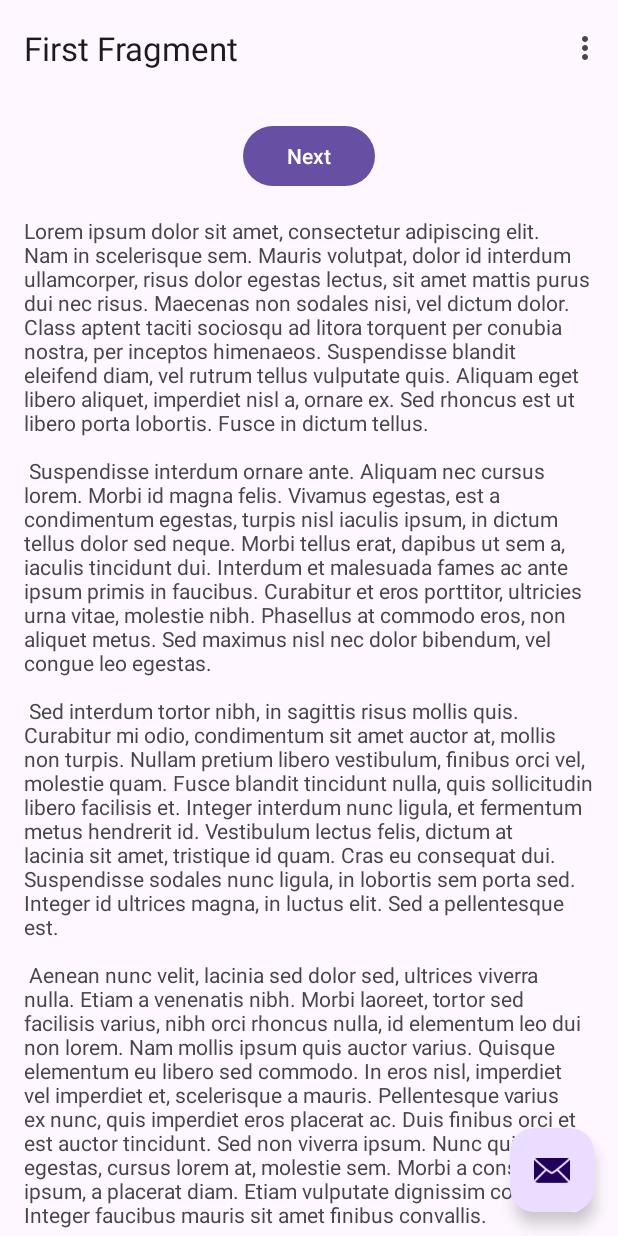
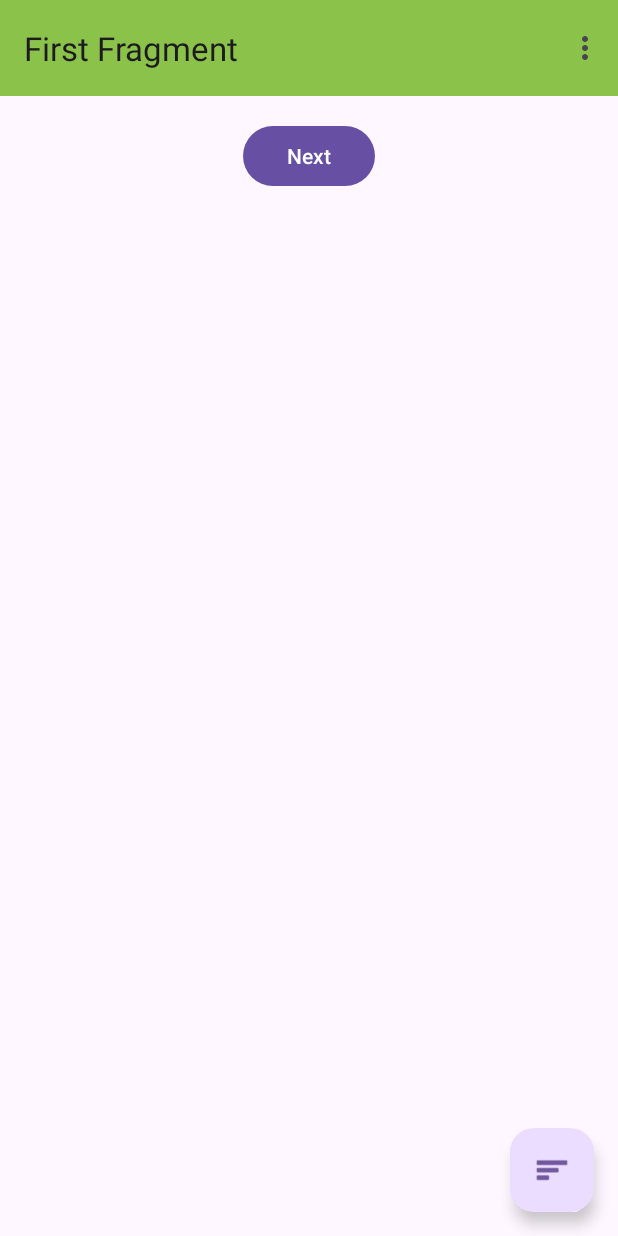
Before and after one commit to MarcoCostantini26/EcoGuardians, an Android app: the screen it shows after launch (MainActivity), on a phone screen of 412 x 824 dp. Run offline under Robolectric (Android 15) with nearby library versions, the phone set to English and light mode, and no system bars; our stand-ins replace navigation-ui.

Commit message:
adjust initial page

```diff
--- a/app/src/main/res/layout/activity_main.xml
+++ b/app/src/main/res/layout/activity_main.xml
@@ -15,7 +15,8 @@
         <com.google.android.material.appbar.MaterialToolbar
             android:id="@+id/toolbar"
             android:layout_width="match_parent"
-            android:layout_height="?attr/actionBarSize" />
+            android:layout_height="?attr/actionBarSize"
+            android:background="#8BC34A" />
 
     </com.google.android.material.appbar.AppBarLayout>
 
@@ -28,6 +29,7 @@
         android:layout_gravity="bottom|end"
         android:layout_marginEnd="@dimen/fab_margin"
         android:layout_marginBottom="16dp"
-        app:srcCompat="@android:drawable/ic_dialog_email" />
+        android:contentDescription="@string/list_of_animals"
+        app:srcCompat="@android:drawable/ic_menu_sort_by_size" />
 
 </androidx.coordinatorlayout.widget.CoordinatorLayout>
--- a/app/src/main/res/layout/fragment_first.xml
+++ b/app/src/main/res/layout/fragment_first.xml
@@ -16,20 +16,10 @@
             android:layout_width="wrap_content"
             android:layout_height="wrap_content"
             android:text="@string/next"
-            app:layout_constraintBottom_toTopOf="@id/textview_first"
             app:layout_constraintEnd_toEndOf="parent"
             app:layout_constraintStart_toStartOf="parent"
             app:layout_constraintTop_toTopOf="parent" />
 
-        <TextView
-            android:id="@+id/textview_first"
-            android:layout_width="wrap_content"
-            android:layout_height="wrap_content"
-            android:layout_marginTop="16dp"
-            android:text="@string/lorem_ipsum"
-            app:layout_constraintBottom_toBottomOf="parent"
-            app:layout_constraintEnd_toEndOf="parent"
-            app:layout_constraintStart_toStartOf="parent"
-            app:layout_constraintTop_toBottomOf="@id/button_first" />
+
     </androidx.constraintlayout.widget.ConstraintLayout>
 </androidx.core.widget.NestedScrollView>
--- a/app/src/main/res/values/strings.xml
+++ b/app/src/main/res/values/strings.xml
@@ -43,4 +43,5 @@
         libero vel nunc consequat, quis tincidunt nisl eleifend. Cras bibendum enim a justo luctus
         vestibulum. Fusce dictum libero quis erat maximus, vitae volutpat diam dignissim.
     </string>
+    <string name="list_of_animals">List_of_animals</string>
 </resources>
```
Also changed, not shown: app/src/main/res/layout/fragment_second.xml (+1 -11 lines).
